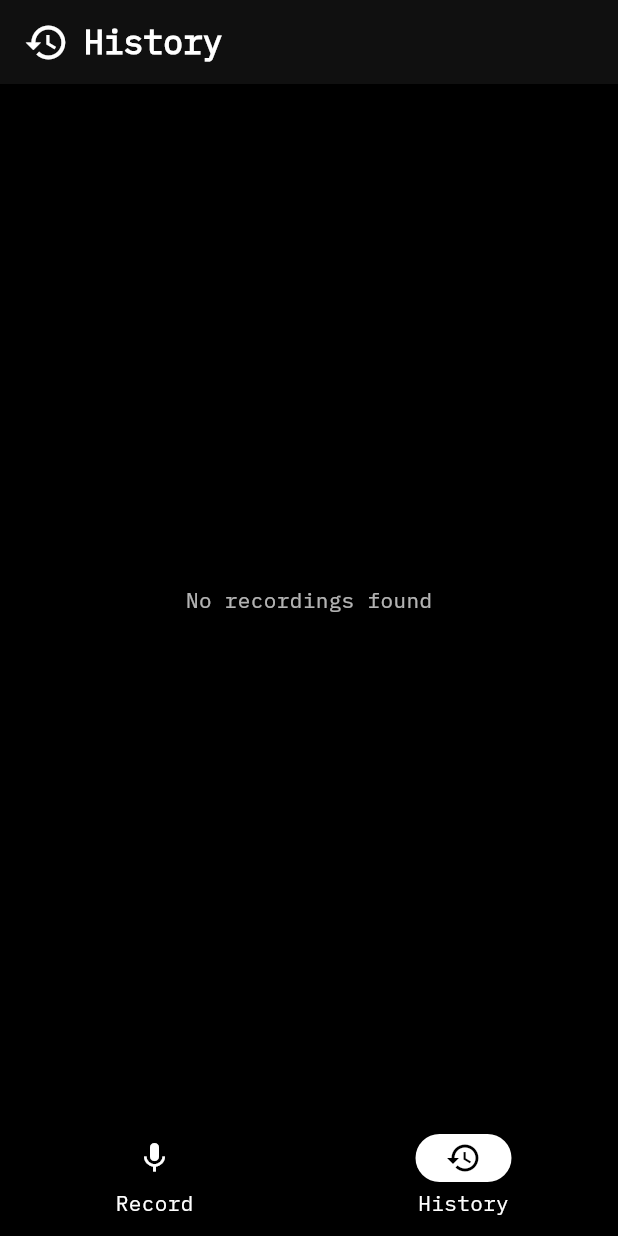
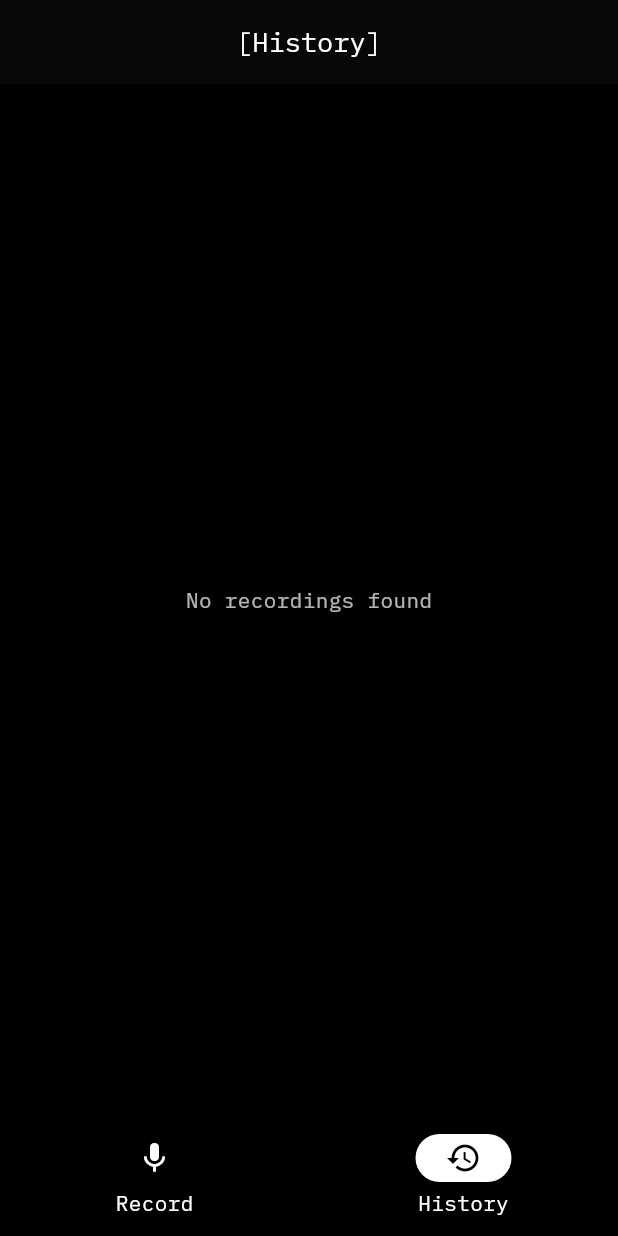
Before and after one commit to humzasadiq/vocalog, a Flutter app: the screen it shows after launch, item 2 of the bottom bar chosen, on a phone screen of 412 x 824 dp. Run offline on Flutter 3.47's test engine with Material 3 defaults, Android fonts, the light colour scheme and no system bars; our stand-ins replace flutter_dotenv, flutter_easyloading, flutter_markdown, get, google_fonts, google_generative_ai and 2 more; missing offline and left inert: flutter_sound.

Commit message:
Update environment variable handling and improve UI components

```diff
--- a/lib/controllers/ai_api.dart
+++ b/lib/controllers/ai_api.dart
@@ -4,7 +4,7 @@ import 'package:flutter_dotenv/flutter_dotenv.dart';
 
 class AIApi {
   static Future<String> getAIMinutes(String transcript, String dirPath) async {
-    final String? apiKey = dotenv.env['ai'];
+    final String apiKey = dotenv.get('ai', fallback: '');
     if (apiKey == null) {
       throw Exception('GEMINI_API_KEY environment variable not set');
     }
--- a/lib/controllers/transcript_api.dart
+++ b/lib/controllers/transcript_api.dart
@@ -7,7 +7,7 @@ import 'package:path/path.dart';
 import 'package:flutter_dotenv/flutter_dotenv.dart';
 
 class TranscriptApi {
-  static String apiKey = "${dotenv.env['stt']!}";
+  static final String apiKey = dotenv.get('stt', fallback: '');
 
   static Future<String?> getTranscript(String filePath, String fileName, String dirPath) async {
     try {
--- a/lib/main.dart
+++ b/lib/main.dart
@@ -39,7 +39,10 @@ class MyApp extends StatelessWidget {
     return GetMaterialApp(
       debugShowCheckedModeBanner: false,
       themeMode: ThemeMode.dark,
-      theme: ThemeData(fontFamily: 'IBM', scaffoldBackgroundColor: Colors.black, colorScheme: ColorScheme.dark(primary: Colors.grey.shade600)),
+      theme: ThemeData(
+          fontFamily: 'IBM',
+          scaffoldBackgroundColor: Colors.black,
+          colorScheme: ColorScheme.dark(primary: Colors.grey.shade600)),
       title: 'vocalog',
       builder: EasyLoading.init(),
       home: VocalogScreen(),
@@ -60,25 +63,34 @@ class _VocalogScreenState extends State<VocalogScreen> {
   @override
   Widget build(BuildContext context) {
     return Scaffold(
-      bottomNavigationBar: NavigationBarTheme(
+      bottomNavigationBar: GetX<RecorderController>(
+        builder: (controller) => NavigationBarTheme(
           data: NavigationBarThemeData(
             backgroundColor: Colors.black,
             indicatorColor: Colors.white,
             labelTextStyle: MaterialStateProperty.all(
-            TextStyle(color: Colors.white),
+              TextStyle(
+                color:
+                    controller.isRecording.value ? Colors.grey : Colors.white,
+              ),
             ),
             iconTheme: MaterialStateProperty.resolveWith((states) {
               if (states.contains(MaterialState.selected)) {
                 return IconThemeData(color: Colors.black);
               }
-            return IconThemeData(color: Colors.white);
+              return IconThemeData(
+                color:
+                    controller.isRecording.value ? Colors.grey : Colors.white,
+              );
             }),
           ),
           child: NavigationBar(
             onDestinationSelected: (int index) {
+              if (!controller.isRecording.value) {
                 setState(() {
                   currentIndex = index;
                 });
+              }
             },
             selectedIndex: currentIndex,
             destinations: [
@@ -93,6 +105,7 @@ class _VocalogScreenState extends State<VocalogScreen> {
             ],
           ),
         ),
+      ),
       body: <Widget>[
         MainScreen(),
         HistoryScreen(),
--- a/lib/view/HistoryScreen.dart
+++ b/lib/view/HistoryScreen.dart
@@ -3,6 +3,7 @@ import 'dart:io';
 import 'dart:async';
 import 'dart:math' as math;
 import 'package:get/get.dart';
+import 'package:get/get_connect/http/src/utils/utils.dart';
 import 'package:vocalog/view/OutputScreen.dart';
 
 class HistoryScreen extends StatelessWidget {
@@ -12,25 +13,14 @@ class HistoryScreen extends StatelessWidget {
   Widget build(BuildContext context) {
     var path = "/storage/emulated/0/VocalogRecordings";
     return Scaffold(
-      backgroundColor: Colors.black,
       appBar: AppBar(
-        backgroundColor: Color(0xFF101010),
-        title: Container(
-          child: Row(
-            children: [
-              Icon(
-                Icons.history,
-                color: Colors.white,
-                size: 30,
-              ),
-              SizedBox(width: 10),
-              Text(
-                "History",
-                style: TextStyle(color: Colors.white, fontWeight: FontWeight.bold),
-              ),
-            ],
+        backgroundColor: Color(0xFF080808),
+        centerTitle: true,
+        title:
+          Text(
+            "[History]",
+            style: TextStyle(color: Colors.white, fontSize: 18),
           ),
-        ),
       ),
       body: Scrollbar(
         child: FutureBuilder<List<File>>(
@@ -80,7 +70,6 @@ class HistoryScreen extends StatelessWidget {
 
   Future<List<File>> getRecordingFiles(String path) async {
     try {
-      // Get all subdirectories matching the naming pattern
       final directory = Directory(path);
       if (!await directory.exists()) return [];
 
@@ -92,7 +81,6 @@ class HistoryScreen extends StatelessWidget {
         return false;
       }).cast<Directory>();
 
-      // Collect all `recording.aac` files from the subdirectories
       List<File> recordingFiles = [];
       for (var subdir in subdirectories) {
         final file = File('${subdir.path}/recording.aac');
--- a/lib/view/OutputScreen.dart
+++ b/lib/view/OutputScreen.dart
@@ -1,6 +1,5 @@
 import 'package:flutter/material.dart';
 import 'package:get/get.dart';
-import 'package:vocalog/controllers/recorder.dart';
 import 'package:vocalog/view/Widgets/OutputWidget/aiResponseWidget.dart';
 import 'package:vocalog/view/Widgets/OutputWidget/audioPlayer.dart';
 import 'package:intl/intl.dart';
@@ -100,9 +99,9 @@ class _OutputscreenState extends State<Outputscreen> {
   Widget _getContentForIndex(int index, String dirPath) {
     switch (index) {
       case 0:
-        return Audioplayer(filePath: widget.filePath); // Audio Player
+        return Audioplayer(filePath: widget.filePath); // Audio player
       case 1:
-        return transcriptWidget(filePath: dirPath); // Transcript Widget
+        return transcriptWidget(filePath: dirPath); // transcript Widget
       case 2:
         return AIResponseWidget(filePath: dirPath); // AI Response Widget
       default:
--- a/lib/view/Widgets/OutputWidget/aiResponseWidget.dart
+++ b/lib/view/Widgets/OutputWidget/aiResponseWidget.dart
@@ -19,7 +19,8 @@ class AIResponseWidget extends StatelessWidget {
         borderRadius: BorderRadius.circular(10),
       ),
       child: directoryExists && outputExists
-          ? Expanded(
+          ? SizedBox(
+              width: double.infinity,
               child: Markdown(
                 data: outputFile.readAsStringSync(),
                 styleSheet: MarkdownStyleSheet(
```
Also changed, not shown: lib/controllers/recorder.dart (+1 -7 lines), 7 other files. Lines whose indentation alone changed are shown as unchanged.
